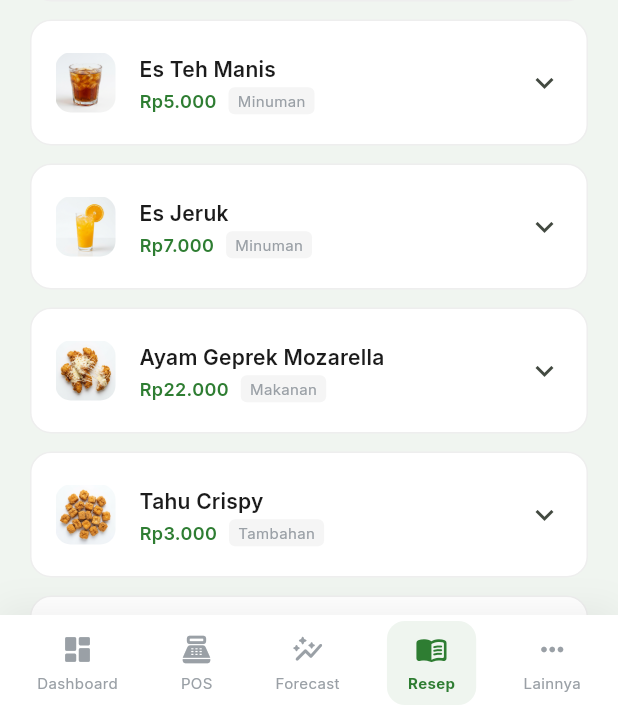
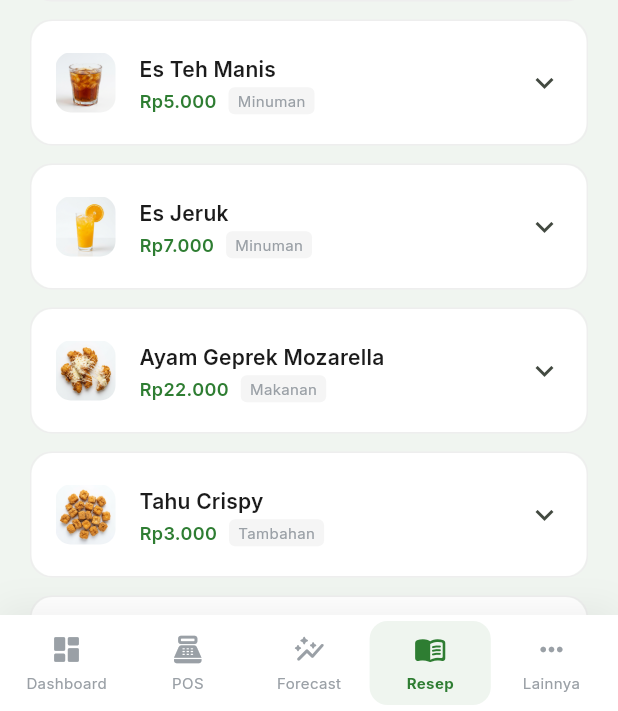
Before and after one commit to Sinholms/gundarrrr, a Flutter app: the screen it shows after launch, item 4 of the bottom bar chosen, on a phone screen of 412 x 824 dp, the part 525-1236 px from its top. Run offline on Flutter 3.47's test engine with Material 3 defaults, Android fonts, the phone set to English and light mode, and no system bars; our stand-ins replace fl_chart, flutter_animate, google_fonts, image_picker.

Commit message:
fix: sync menu updates between screens and resolve POS crash
- Fixed plus button action in ProductsScreen to navigate to MenuCrudScreen.
- Implemented real-time UI refresh in MainShell when menu data changes.
- Added proactive cleanup in PosScreen to prevent crashes when items are deleted.
- Fixed UI issues: ListTile splash effects and bottom nav overflow.

```diff
--- a/lib/screens/main_shell.dart
+++ b/lib/screens/main_shell.dart
@@ -17,20 +17,19 @@ class MainShell extends StatefulWidget {
 class _MainShellState extends State<MainShell> {
   int _currentIndex = 0;
 
-  late final List<Widget> _screens;
+  List<Widget> get _screens => [
+        DashboardScreen(onOpenRestock: () => setState(() => _currentIndex = 5)),
+        PosScreen(onTransactionCompleted: () => setState(() {})),
+        const ForecastScreen(),
+        ProductsScreen(onAddMenu: () => setState(() => _currentIndex = 6)),
+        const StockScreen(),
+        const RestockScreen(),
+        MenuCrudScreen(onMenuChanged: () => setState(() {})),
+      ];
 
   @override
   void initState() {
     super.initState();
-    _screens = [
-      DashboardScreen(onOpenRestock: () => setState(() => _currentIndex = 5)),
-      PosScreen(onTransactionCompleted: () => setState(() {})),
-      const ForecastScreen(),
-      const ProductsScreen(),
-      const StockScreen(),
-      const RestockScreen(),
-      const MenuCrudScreen(),
-    ];
   }
 
   // Only show 5 in bottom nav, use "Lainnya" for overflow
@@ -69,7 +68,8 @@ class _MainShellState extends State<MainShell> {
                     ? _currentIndex >= 4
                     : _currentIndex == i;
 
-                return GestureDetector(
+                return Expanded(
+                  child: GestureDetector(
                     onTap: () {
                       if (isMore) {
                         _showMoreMenu(context);
@@ -82,7 +82,7 @@ class _MainShellState extends State<MainShell> {
                       duration: const Duration(milliseconds: 250),
                       curve: Curves.easeInOut,
                       padding: EdgeInsets.symmetric(
-                      horizontal: isSelected ? 14 : 10,
+                        horizontal: isSelected ? 4 : 2,
                         vertical: 8,
                       ),
                       decoration: BoxDecoration(
@@ -102,7 +102,9 @@ class _MainShellState extends State<MainShell> {
                                 : WessLessTheme.textHint,
                           ),
                           const SizedBox(height: 4),
-                        Text(
+                          FittedBox(
+                            fit: BoxFit.scaleDown,
+                            child: Text(
                               nav.label,
                               style: TextStyle(
                                 fontSize: 10,
@@ -114,7 +116,9 @@ class _MainShellState extends State<MainShell> {
                                     : WessLessTheme.textHint,
                               ),
                             ),
+                          ),
                         ],
+                      ),
                     ),
                   ),
                 );
--- a/lib/screens/menu_crud_screen.dart
+++ b/lib/screens/menu_crud_screen.dart
@@ -8,7 +8,8 @@ import '../core/theme.dart';
 import '../data/mock_data.dart';
 
 class MenuCrudScreen extends StatefulWidget {
-  const MenuCrudScreen({super.key});
+  final VoidCallback? onMenuChanged;
+  const MenuCrudScreen({super.key, this.onMenuChanged});
 
   @override
   State<MenuCrudScreen> createState() => _MenuCrudScreenState();
@@ -70,6 +71,7 @@ class _MenuCrudScreenState extends State<MenuCrudScreen> {
                 };
               }
             });
+            widget.onMenuChanged?.call();
             Navigator.pop(ctx);
           },
         );
@@ -96,6 +98,7 @@ class _MenuCrudScreenState extends State<MenuCrudScreen> {
                   (menu) => menu['id'] == item['id'],
                 );
               });
+              widget.onMenuChanged?.call();
               Navigator.pop(ctx);
             },
             style: ElevatedButton.styleFrom(
--- a/lib/screens/pos_screen.dart
+++ b/lib/screens/pos_screen.dart
@@ -176,6 +176,9 @@ class _PosScreenState extends State<PosScreen> {
 
   @override
   Widget build(BuildContext context) {
+    // Proactively remove items that are no longer in the menu
+    _removeUnavailableCartItems();
+
     final categories = ['Semua', 'Makanan', 'Minuman', 'Tambahan'];
     return Scaffold(
       body: SafeArea(
--- a/lib/screens/products_screen.dart
+++ b/lib/screens/products_screen.dart
@@ -6,7 +6,8 @@ import '../core/food_image.dart';
 import '../data/mock_data.dart';
 
 class ProductsScreen extends StatelessWidget {
-  const ProductsScreen({super.key});
+  final VoidCallback? onAddMenu;
+  const ProductsScreen({super.key, this.onAddMenu});
 
   @override
   Widget build(BuildContext context) {
@@ -35,7 +36,9 @@ class ProductsScreen extends StatelessWidget {
                         ],
                       ),
                     ),
-                    Container(
+                    GestureDetector(
+                      onTap: onAddMenu,
+                      child: Container(
                         width: 40,
                         height: 40,
                         decoration: BoxDecoration(
@@ -46,6 +49,7 @@ class ProductsScreen extends StatelessWidget {
                           Icons.add_rounded,
                           color: Colors.white,
                           size: 20,
+                        ),
                       ),
                     ),
                   ],
@@ -60,10 +64,13 @@ class ProductsScreen extends StatelessWidget {
                 return Container(
                   margin: const EdgeInsets.fromLTRB(20, 12, 20, 0),
                   decoration: BoxDecoration(
-                    color: WessLessTheme.surfaceCard,
                     borderRadius: BorderRadius.circular(14),
                     border: Border.all(color: Colors.grey.shade200),
                   ),
+                  child: Material(
+                    color: WessLessTheme.surfaceCard,
+                    borderRadius: BorderRadius.circular(14),
+                    clipBehavior: Clip.antiAlias,
                     child: Theme(
                       data: Theme.of(
                         context,
@@ -227,6 +234,7 @@ class ProductsScreen extends StatelessWidget {
                       ],
                     ),
                   ),
+                ),
               );
             }, childCount: MockData.menuItems.length),
           ),
```
Lines whose indentation alone changed are shown as unchanged.
